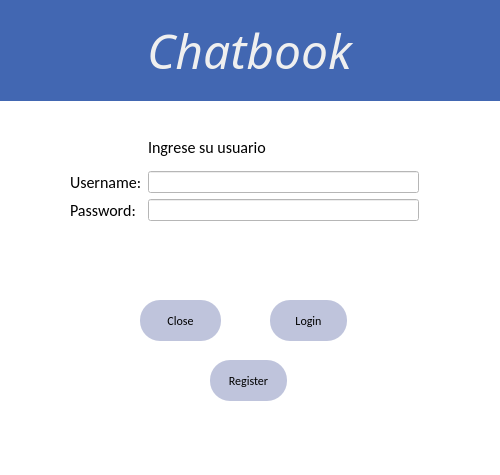
The window that Login.ui (Sastiazaran/chatRooms) describes before a commit, drawn with Qt 5.
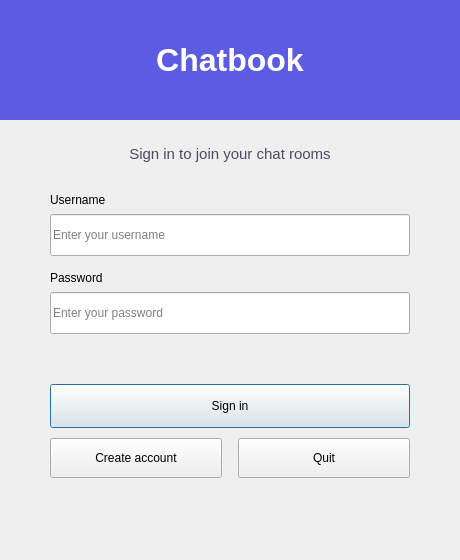
The same window after the commit.

Commit message:
Fix chat protocol bugs, restyle the PyQt client, and rewrite the README
Correct server command parsing (including registration), auth matching,
empty-buffer hangs, and membership add/remove. The client now validates
input, wires join/open/admin actions, and uses a shared indigo theme.

Diff of the .ui file:
```diff
--- a/Login.ui
+++ b/Login.ui
@@ -6,205 +6,168 @@
    <rect>
     <x>0</x>
     <y>0</y>
-    <width>500</width>
-    <height>475</height>
+    <width>460</width>
+    <height>560</height>
    </rect>
   </property>
-  <property name="maximumSize">
+  <property name="minimumSize">
    <size>
-    <width>1000</width>
-    <height>1000</height>
+    <width>420</width>
+    <height>520</height>
    </size>
   </property>
   <property name="windowTitle">
    <string>Dialog</string>
   </property>
+  <widget class="QLabel" name="label">
+   <property name="geometry">
+    <rect>
+     <x>0</x>
+     <y>0</y>
+     <width>460</width>
+     <height>120</height>
+    </rect>
+   </property>
   <property name="styleSheet">
-   <string notr="true">background-color: rgb(255,255, 255);</string>
-  </property>
-  <widget class="QWidget" name="layoutWidget">
+    <string notr="true">background-color: #5b5ce2; color: #ffffff; font-size: 32px; font-weight: 700;</string>
+   </property>
+   <property name="text">
+    <string>Chatbook</string>
+   </property>
+   <property name="alignment">
+    <set>Qt::AlignCenter</set>
+   </property>
+  </widget>
+  <widget class="QLabel" name="label_2">
    <property name="geometry">
     <rect>
-     <x>70</x>
-     <y>130</y>
-     <width>349</width>
-     <height>91</height>
+     <x>40</x>
+     <y>140</y>
+     <width>380</width>
+     <height>28</height>
     </rect>
    </property>
-   <layout class="QGridLayout" name="gridLayout">
-    <item row="3" column="1">
-     <widget class="QLineEdit" name="lineEdit_2">
       <property name="styleSheet">
-       <string notr="true">
-background-color: rgb(255, 255, 255);</string>
-      </property>
-      <property name="echoMode">
-       <enum>QLineEdit::Password</enum>
-      </property>
-     </widget>
-    </item>
-    <item row="2" column="0">
+    <string notr="true">font-size: 15px; color: #4b4b63;</string>
+   </property>
+   <property name="text">
+    <string>Sign in to join your chat rooms</string>
+   </property>
+   <property name="alignment">
+    <set>Qt::AlignCenter</set>
+   </property>
+  </widget>
      <widget class="QLabel" name="label_3">
-      <property name="font">
-       <font>
-        <family>Calibri</family>
-        <pointsize>12</pointsize>
-       </font>
+   <property name="geometry">
+    <rect>
+     <x>50</x>
+     <y>190</y>
+     <width>360</width>
+     <height>20</height>
+    </rect>
       </property>
       <property name="text">
-       <string>Username:</string>
-      </property>
-     </widget>
-    </item>
-    <item row="2" column="1">
+    <string>Username</string>
+   </property>
+  </widget>
      <widget class="QLineEdit" name="lineEdit">
-      <property name="font">
-       <font>
-        <family>Consolas</family>
-       </font>
-      </property>
-      <property name="styleSheet">
-       <string notr="true">
-background-color: rgb(255, 255, 255);</string>
-      </property>
-     </widget>
-    </item>
-    <item row="3" column="0">
+   <property name="geometry">
+    <rect>
+     <x>50</x>
+     <y>214</y>
+     <width>360</width>
+     <height>42</height>
+    </rect>
+   </property>
+   <property name="placeholderText">
+    <string>Enter your username</string>
+   </property>
+  </widget>
      <widget class="QLabel" name="label_4">
-      <property name="font">
-       <font>
-        <family>Calibri</family>
-        <pointsize>12</pointsize>
-       </font>
+   <property name="geometry">
+    <rect>
+     <x>50</x>
+     <y>268</y>
+     <width>360</width>
+     <height>20</height>
+    </rect>
       </property>
       <property name="text">
-       <string>Password:</string>
-      </property>
-     </widget>
-    </item>
-    <item row="1" column="1">
-     <widget class="QLabel" name="label_2">
-      <property name="font">
-       <font>
-        <family>Calibri</family>
-        <pointsize>12</pointsize>
-       </font>
-      </property>
-      <property name="text">
-       <string>Ingrese su usuario</string>
-      </property>
-     </widget>
-    </item>
-   </layout>
+    <string>Password</string>
+   </property>
+  </widget>
+  <widget class="QLineEdit" name="lineEdit_2">
+   <property name="geometry">
+    <rect>
+     <x>50</x>
+     <y>292</y>
+     <width>360</width>
+     <height>42</height>
+    </rect>
+   </property>
+   <property name="echoMode">
+    <enum>QLineEdit::Password</enum>
+   </property>
+   <property name="placeholderText">
+    <string>Enter your password</string>
+   </property>
   </widget>
   <widget class="QLabel" name="label_5">
    <property name="geometry">
     <rect>
      <x>50</x>
-     <y>240</y>
-     <width>411</width>
-     <height>20</height>
+     <y>344</y>
+     <width>360</width>
+     <height>24</height>
     </rect>
    </property>
    <property name="styleSheet">
-    <string notr="true">font: 11pt &quot;Consolas&quot;;
-color: red;</string>
+    <string notr="true">color: #e5484d; font-weight: 600;</string>
    </property>
    <property name="text">
     <string/>
    </property>
+   <property name="alignment">
+    <set>Qt::AlignCenter</set>
+   </property>
   </widget>
   <widget class="QPushButton" name="pushButton">
    <property name="geometry">
     <rect>
-     <x>270</x>
-     <y>300</y>
-     <width>77</width>
-     <height>41</height>
+     <x>50</x>
+     <y>384</y>
+     <width>360</width>
+     <height>44</height>
     </rect>
    </property>
-   <property name="font">
-    <font>
-     <family>Calibri</family>
-    </font>
-   </property>
-   <property name="styleSheet">
-    <string notr="true">border-radius:20px;
-background-color: rgb(191, 196, 220);</string>
-   </property>
    <property name="text">
-    <string>Login</string>
-   </property>
-  </widget>
-  <widget class="QPushButton" name="pushButton_2">
-   <property name="geometry">
-    <rect>
-     <x>140</x>
-     <y>300</y>
-     <width>81</width>
-     <height>41</height>
-    </rect>
-   </property>
-   <property name="font">
-    <font>
-     <family>Calibri</family>
-    </font>
-   </property>
-   <property name="styleSheet">
-    <string notr="true">border-radius:20px;
-background-color: rgb(191, 196, 220);</string>
-   </property>
-   <property name="text">
-    <string>Close</string>
-   </property>
-  </widget>
-  <widget class="QLabel" name="label">
-   <property name="geometry">
-    <rect>
-     <x>-1</x>
-     <y>0</y>
-     <width>501</width>
-     <height>101</height>
-    </rect>
-   </property>
-   <property name="font">
-    <font>
-     <family>Harlow Solid Italic</family>
-     <pointsize>36</pointsize>
-     <italic>true</italic>
-    </font>
-   </property>
-   <property name="styleSheet">
-    <string notr="true">background-color: rgb(66, 103, 178);
-color: rgb(239, 239, 239);</string>
-   </property>
-   <property name="text">
-    <string>Chatbook</string>
-   </property>
-   <property name="alignment">
-    <set>Qt::AlignCenter</set>
+    <string>Sign in</string>
    </property>
   </widget>
   <widget class="QPushButton" name="pushButton_3">
    <property name="geometry">
     <rect>
-     <x>210</x>
-     <y>360</y>
-     <width>77</width>
-     <height>41</height>
+     <x>50</x>
+     <y>438</y>
+     <width>172</width>
+     <height>40</height>
     </rect>
    </property>
-   <property name="font">
-    <font>
-     <family>Calibri</family>
-    </font>
+   <property name="text">
+    <string>Create account</string>
    </property>
-   <property name="styleSheet">
-    <string notr="true">border-radius:20px;
-background-color: rgb(191, 196, 220);</string>
+  </widget>
+  <widget class="QPushButton" name="pushButton_2">
+   <property name="geometry">
+    <rect>
+     <x>238</x>
+     <y>438</y>
+     <width>172</width>
+     <height>40</height>
+    </rect>
    </property>
    <property name="text">
-    <string>Register</string>
+    <string>Quit</string>
    </property>
   </widget>
  </widget>
```
Left out of the diff: 6 changed lines with no effect on the pictures. Lines whose indentation alone changed are shown as unchanged. The commit also changes 21 other files.
